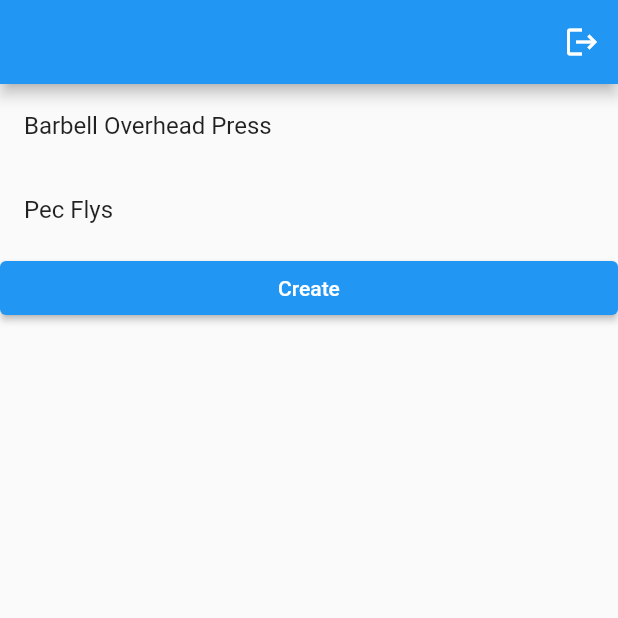
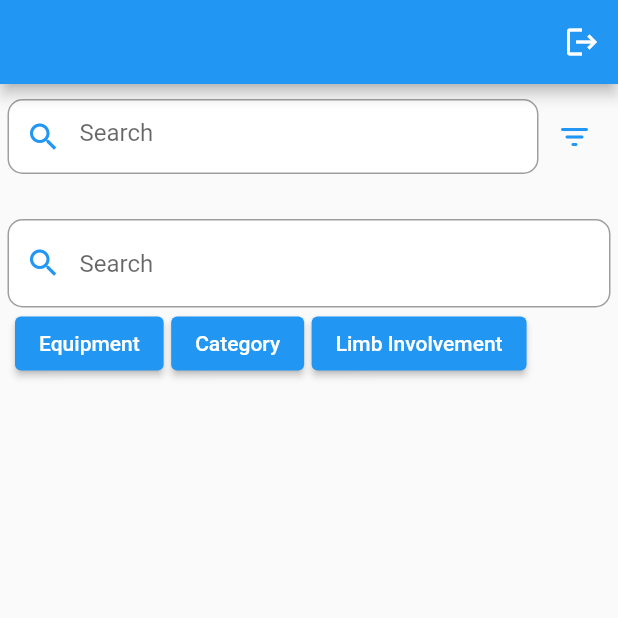
Before and after one commit to alastairrmcneill/squatva, a Flutter app: the screen it shows once a user with an empty profile is signed in, on a phone screen of 412 x 824 dp, the top half of it. Run offline on Flutter 3.47's test engine with Material 2 defaults, Android fonts, the phone set to English and light mode, and no system bars; our stand-ins replace cloud_firestore, firebase_auth, firebase_core, font_awesome_flutter, google_sign_in, sign_in_with_apple; missing offline and left inert: flutter_facebook_auth; accounts and stored records are empty.

Commit message:
Episode 4. Started looking at filter options for exercises

```diff
--- a/lib/screens/home_screen.dart
+++ b/lib/screens/home_screen.dart
@@ -5,6 +5,8 @@ import 'package:squatva/notifiers/notifiers.dart';
 import 'package:squatva/screens/create_exercise_screen.dart';
 import 'package:squatva/screens/exercise_detail_screen.dart';
 import 'package:squatva/services/services.dart';
+import 'package:squatva/widgets/filter_option_1.dart';
+import 'package:squatva/widgets/filter_option_2.dart';
 import 'package:squatva/widgets/widgets.dart';
 
 class HomeScreen extends StatefulWidget {
@@ -45,25 +47,28 @@ class _HomeScreenState extends State<HomeScreen> {
       body: Center(
         child: ListView(
           children: [
-            ...exerciseNotifier.exerciseList.map((Exercise exercise) {
-              return ListTile(
-                title: Text(exercise.name),
-                trailing: exercise.userID != null ? const Icon(Icons.check) : const SizedBox(),
-                onTap: () => Navigator.push(
-                  context,
-                  MaterialPageRoute(
-                    builder: (_) => ExerciseDetailScreen(exercise: exercise),
-                  ),
-                ),
-              );
-            }).toList(),
-            ElevatedButton(
-              onPressed: () => Navigator.push(
-                context,
-                MaterialPageRoute(builder: (_) => CreateExerciseScreen()),
-              ),
-              child: const Text('Create'),
-            )
+            Filter1(),
+            const SizedBox(height: 20),
+            Filter2(),
+            // ...exerciseNotifier.exerciseList.map((Exercise exercise) {
+            //   return ListTile(
+            //     title: Text(exercise.name),
+            //     trailing: exercise.userID != null ? const Icon(Icons.check) : const SizedBox(),
+            //     onTap: () => Navigator.push(
+            //       context,
+            //       MaterialPageRoute(
+            //         builder: (_) => ExerciseDetailScreen(exercise: exercise),
+            //       ),
+            //     ),
+            //   );
+            // }).toList(),
+            // ElevatedButton(
+            //   onPressed: () => Navigator.push(
+            //     context,
+            //     MaterialPageRoute(builder: (_) => CreateExerciseScreen()),
+            //   ),
+            //   child: const Text('Create'),
+            // )
           ],
         ),
       ),
--- /dev/null
+++ b/lib/widgets/filter_option_1.dart
@@ -0,0 +1,35 @@
+import 'package:flutter/material.dart';
+import 'package:squatva/screens/filters_screen.dart';
+
+class Filter1 extends StatelessWidget {
+  const Filter1({super.key});
+
+  @override
+  Widget build(BuildContext context) {
+    return Padding(
+      padding: const EdgeInsets.symmetric(vertical: 10, horizontal: 5),
+      child: SizedBox(
+        height: 50,
+        child: Row(
+          children: [
+            const Expanded(
+              child: TextField(
+                decoration: InputDecoration(
+                  hintText: 'Search',
+                  prefixIcon: Icon(Icons.search),
+                ),
+              ),
+            ),
+            IconButton(
+              onPressed: () => Navigator.push(context, MaterialPageRoute(builder: (_) => FilterScreen())),
+              icon: const Icon(
+                Icons.filter_list_rounded,
+                color: Colors.blue,
+              ),
+            ),
+          ],
+        ),
+      ),
+    );
+  }
+}
--- /dev/null
+++ b/lib/widgets/filter_option_2.dart
@@ -0,0 +1,64 @@
+import 'package:flutter/material.dart';
+import 'package:squatva/models/exercise_model.dart';
+
+class Filter2 extends StatelessWidget {
+  const Filter2({super.key});
+
+  @override
+  Widget build(BuildContext context) {
+    return Padding(
+      padding: const EdgeInsets.symmetric(horizontal: 5),
+      child: SizedBox(
+        child: Column(
+          children: [
+            const TextField(
+              decoration: InputDecoration(
+                hintText: 'Search',
+                prefixIcon: Icon(Icons.search),
+              ),
+            ),
+            SizedBox(
+              height: 50,
+              child: SingleChildScrollView(
+                child: Row(
+                  children: [
+                    const SizedBox(width: 5),
+                    ElevatedButton(
+                      onPressed: () {
+                        showBottomSheet(
+                          context: context,
+                          builder: (context) {
+                            return Container(
+                              color: Colors.grey[200],
+                              height: 400,
+                              width: double.infinity,
+                              child: SingleChildScrollView(
+                                child: Column(children: Equipment.all.map((e) => Text(e)).toList()),
+                              ),
+                            );
+                          },
+                        );
+                      },
+                      child: Text('Equipment'),
+                    ),
+                    const SizedBox(width: 5),
+                    ElevatedButton(
+                      onPressed: () {},
+                      child: Text('Category'),
+                    ),
+                    const SizedBox(width: 5),
+                    ElevatedButton(
+                      onPressed: () {},
+                      child: Text('Limb Involvement'),
+                    ),
+                    const SizedBox(width: 5),
+                  ],
+                ),
+              ),
+            ),
+          ],
+        ),
+      ),
+    );
+  }
+}
```
Also changed, not shown: lib/screens/filters_screen.dart (added, +14 -0 lines), lib/widgets/search_bar_widget.dart (added, +12 -0 lines).
